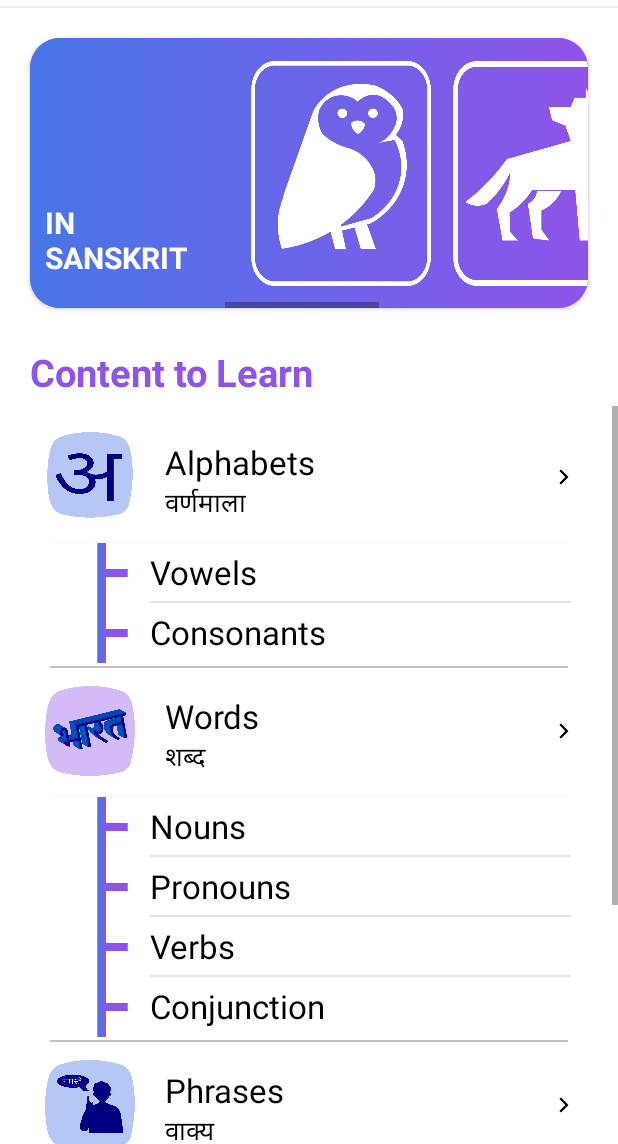
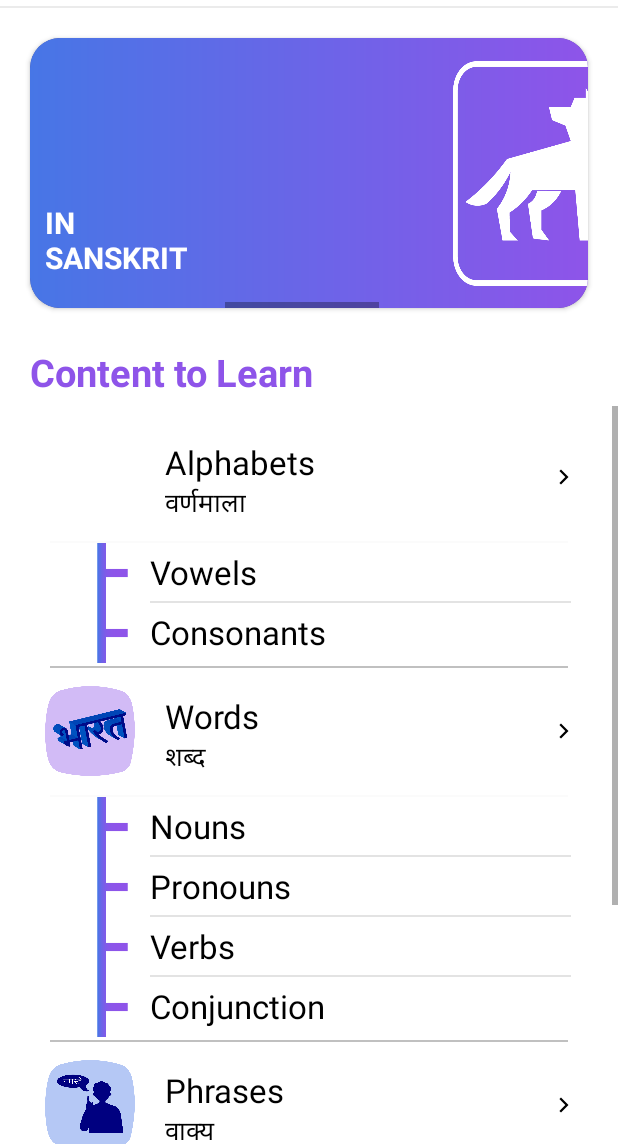
Before and after one commit to ShashankNagam/Learn-Sanskrit-App, an Android app: the layout activity_main.xml on its own in the app's theme, with its tools: preview values and no code run, on a phone screen of 412 x 824 dp, the part 92-1236 px from its top. Run offline under Robolectric (Android 15) with nearby library versions, the phone set to English and light mode, and no system bars.

```diff
--- a/app/src/main/res/layout/activity_main.xml
+++ b/app/src/main/res/layout/activity_main.xml
@@ -111,7 +111,8 @@
                         android:layout_marginTop="15dp"
                         android:layout_marginRight="7dp"
                         android:layout_marginBottom="15dp"
-                        android:background="@drawable/mybird" />
+                        android:background="#00FFFFFF"/>
+                        <!--android:background="@drawable/mybird" />-->
 
                     <ImageButton
                         android:id="@+id/imageButton2"
@@ -187,8 +188,9 @@
                         android:layout_width="60dp"
                         android:layout_height="60dp"
                         android:layout_gravity="center_horizontal"
-                        android:layout_marginLeft="30dp"
-                        android:src="@drawable/alpha" />
+                        android:layout_marginLeft="30dp"/>
+                        <!--android:src="@drawable/alpha"-->
+
 
 
                     <LinearLayout
--- a/build.gradle
+++ b/build.gradle
@@ -6,6 +6,8 @@ buildscript {
     }
     dependencies {
         classpath "com.android.tools.build:gradle:4.1.2"
+
+        classpath 'com.google.gms:google-services:4.3.8'
 
         // NOTE: Do not place your application dependencies here; they belong
         // in the individual module build.gradle files
```
Also changed, not shown: app/build.gradle (+7 -0 lines), app/src/main/java/com/example/android/learnsanskrit/MainActivity.java (+17 -0 lines).
